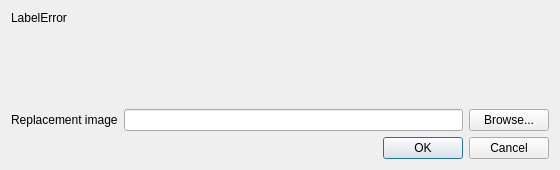
The window that fhgr/loaderrordialog.ui (cmahnke/FreehandRasterGeoreferencer) describes before a commit, drawn with Qt 5.
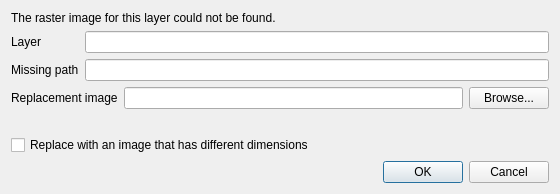
The same window after the commit.

Commit message: Improve correctness + gdal for raster reading

Patch:
```diff
--- a/fhgr/loaderrordialog.ui
+++ b/fhgr/loaderrordialog.ui
@@ -20,7 +20,7 @@
    <item>
     <widget class="QLabel" name="lblError">
      <property name="text">
-      <string>LabelError</string>
+      <string>The raster image for this layer could not be found.</string>
      </property>
      <property name="alignment">
       <set>Qt::AlignLeading|Qt::AlignLeft|Qt::AlignTop</set>
@@ -33,6 +33,56 @@
      </property>
     </widget>
    </item>
+   <item>
+    <layout class="QGridLayout" name="missingPathLayout">
+     <item row="0" column="0">
+      <widget class="QLabel" name="labelLayerTitle">
+       <property name="text">
+        <string>Layer</string>
+       </property>
+       <property name="buddy">
+        <cstring>lineEditLayerTitle</cstring>
+       </property>
+      </widget>
+     </item>
+     <item row="0" column="1">
+      <widget class="QLineEdit" name="lineEditLayerTitle">
+       <property name="readOnly">
+        <bool>true</bool>
+       </property>
+       <property name="sizePolicy">
+        <sizepolicy hsizetype="Expanding" vsizetype="Fixed">
+         <horstretch>1</horstretch>
+         <verstretch>0</verstretch>
+        </sizepolicy>
+       </property>
+      </widget>
+     </item>
+     <item row="1" column="0">
+      <widget class="QLabel" name="labelMissingPath">
+       <property name="text">
+        <string>Missing path</string>
+       </property>
+       <property name="buddy">
+        <cstring>lineEditMissingPath</cstring>
+       </property>
+      </widget>
+     </item>
+     <item row="1" column="1">
+      <widget class="QLineEdit" name="lineEditMissingPath">
+       <property name="readOnly">
+        <bool>true</bool>
+       </property>
+       <property name="sizePolicy">
+        <sizepolicy hsizetype="Expanding" vsizetype="Fixed">
+         <horstretch>1</horstretch>
+         <verstretch>0</verstretch>
+        </sizepolicy>
+       </property>
+      </widget>
+     </item>
+    </layout>
+   </item>
    <item>
     <layout class="QGridLayout" name="pathLayout">
      <item row="0" column="0">
@@ -64,6 +114,23 @@
      </item>
     </layout>
    </item>
+   <item>
+    <widget class="QLabel" name="lblExpectedSize">
+     <property name="text">
+      <string/>
+     </property>
+     <property name="wordWrap">
+      <bool>true</bool>
+     </property>
+    </widget>
+   </item>
+   <item>
+    <widget class="QCheckBox" name="checkBoxAllowDifferentDimensions">
+     <property name="text">
+      <string>Replace with an image that has different dimensions</string>
+     </property>
+    </widget>
+   </item>
    <item>
     <widget class="QDialogButtonBox" name="buttonBox">
      <property name="orientation">
```
Left out of the diff: 3 changed lines with no effect on the pictures. The commit also changes 18 other files.
